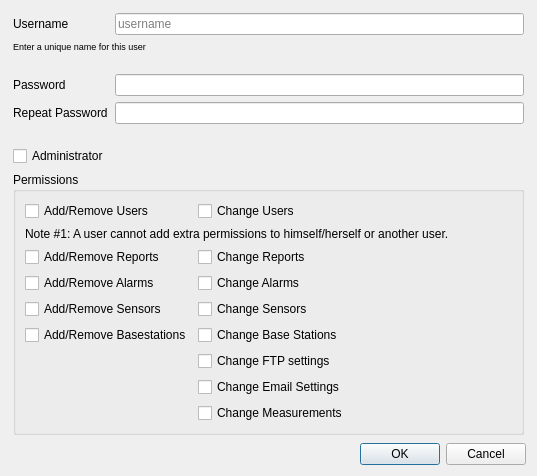
The window that manager/src/ConfigureUserDialog.ui (porkmarks/sense) describes before a commit, drawn with Qt 5.
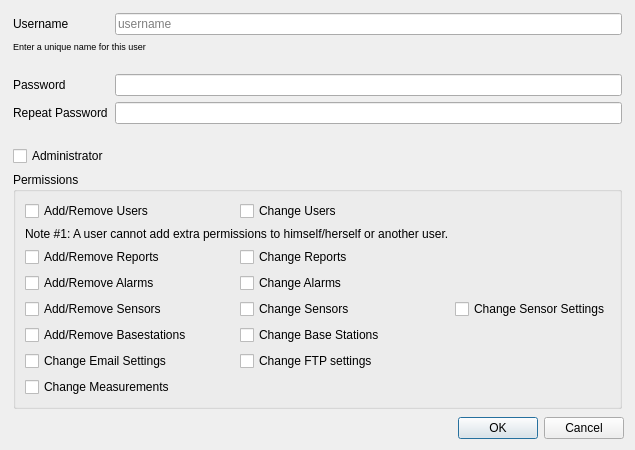
The same window after the commit.

Commit message: Removed radio Acks Fixed first time config being broken Added sensor settings permission

Diff of the .ui file:
```diff
--- a/manager/src/ConfigureUserDialog.ui
+++ b/manager/src/ConfigureUserDialog.ui
@@ -110,105 +110,112 @@
            <property name="title">
             <string>Permissions</string>
            </property>
-           <layout class="QFormLayout" name="formLayout">
-            <item row="1" column="0">
+           <layout class="QGridLayout" name="gridLayout_2">
+            <item row="0" column="0">
              <widget class="QCheckBox" name="addRemoveUsers">
               <property name="text">
                <string>Add/Remove Users</string>
               </property>
              </widget>
             </item>
-            <item row="1" column="1">
-             <widget class="QCheckBox" name="changeUsers">
-              <property name="text">
-               <string>Change Users</string>
-              </property>
-             </widget>
-            </item>
-            <item row="2" column="0" colspan="2">
-             <widget class="QLabel" name="label_3">
-              <property name="text">
-               <string>Note #1: A user cannot add extra permissions to himself/herself or another user.</string>
-              </property>
-             </widget>
-            </item>
-            <item row="3" column="0">
-             <widget class="QCheckBox" name="addRemoveReports">
-              <property name="text">
-               <string>Add/Remove Reports</string>
-              </property>
-             </widget>
-            </item>
-            <item row="3" column="1">
-             <widget class="QCheckBox" name="changeReports">
-              <property name="text">
-               <string>Change Reports</string>
-              </property>
-             </widget>
-            </item>
             <item row="4" column="0">
-             <widget class="QCheckBox" name="addRemoveAlarms">
+             <widget class="QCheckBox" name="addRemoveSensors">
               <property name="text">
-               <string>Add/Remove Alarms</string>
+               <string>Add/Remove Sensors</string>
               </property>
              </widget>
             </item>
-            <item row="4" column="1">
+            <item row="3" column="1">
              <widget class="QCheckBox" name="changeAlarms">
               <property name="text">
                <string>Change Alarms</string>
               </property>
              </widget>
             </item>
+            <item row="8" column="1">
+             <widget class="QCheckBox" name="changeFtpSettings">
+              <property name="text">
+               <string>Change FTP settings</string>
+              </property>
+             </widget>
+            </item>
+            <item row="2" column="1">
+             <widget class="QCheckBox" name="changeReports">
+              <property name="text">
+               <string>Change Reports</string>
+              </property>
+             </widget>
+            </item>
             <item row="5" column="0">
-             <widget class="QCheckBox" name="addRemoveSensors">
-              <property name="text">
-               <string>Add/Remove Sensors</string>
-              </property>
-             </widget>
-            </item>
-            <item row="5" column="1">
-             <widget class="QCheckBox" name="changeSensors">
-              <property name="text">
-               <string>Change Sensors</string>
-              </property>
-             </widget>
-            </item>
-            <item row="6" column="0">
              <widget class="QCheckBox" name="addRemoveBaseStations">
               <property name="text">
                <string>Add/Remove Basestations</string>
               </property>
              </widget>
             </item>
-            <item row="6" column="1">
-             <widget class="QCheckBox" name="changeBaseStations">
+            <item row="2" column="0">
+             <widget class="QCheckBox" name="addRemoveReports">
               <property name="text">
-               <string>Change Base Stations</string>
+               <string>Add/Remove Reports</string>
               </property>
              </widget>
             </item>
-            <item row="9" column="1">
+            <item row="9" column="0">
              <widget class="QCheckBox" name="changeMeasurements">
               <property name="text">
                <string>Change Measurements</string>
               </property>
              </widget>
             </item>
-            <item row="7" column="1">
-             <widget class="QCheckBox" name="changeFtpSettings">
+            <item row="0" column="1">
+             <widget class="QCheckBox" name="changeUsers">
               <property name="text">
-               <string>Change FTP settings</string>
+               <string>Change Users</string>
               </property>
              </widget>
             </item>
-            <item row="8" column="1">
+            <item row="5" column="1">
+             <widget class="QCheckBox" name="changeBaseStations">
+              <property name="text">
+               <string>Change Base Stations</string>
+              </property>
+             </widget>
+            </item>
+            <item row="1" column="0" colspan="2">
+             <widget class="QLabel" name="label_3">
+              <property name="text">
+               <string>Note #1: A user cannot add extra permissions to himself/herself or another user.</string>
+              </property>
+             </widget>
+            </item>
+            <item row="4" column="1">
+             <widget class="QCheckBox" name="changeSensors">
+              <property name="text">
+               <string>Change Sensors</string>
+              </property>
+             </widget>
+            </item>
+            <item row="3" column="0">
+             <widget class="QCheckBox" name="addRemoveAlarms">
+              <property name="text">
+               <string>Add/Remove Alarms</string>
+              </property>
+             </widget>
+            </item>
+            <item row="8" column="0">
              <widget class="QCheckBox" name="changeEmailSettings">
               <property name="text">
                <string>Change Email Settings</string>
               </property>
              </widget>
             </item>
+            <item row="4" column="2">
+             <widget class="QCheckBox" name="changeSensorSettings">
+              <property name="text">
+               <string>Change Sensor Settings</string>
+              </property>
+             </widget>
+            </item>
            </layout>
           </widget>
          </item>
```
Left out of the diff: 3 changed lines with no effect on the pictures. The commit also changes 12 other files.
